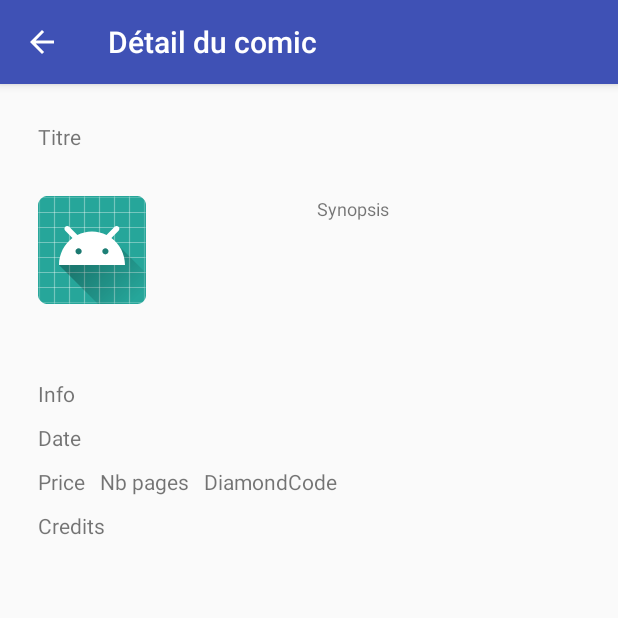
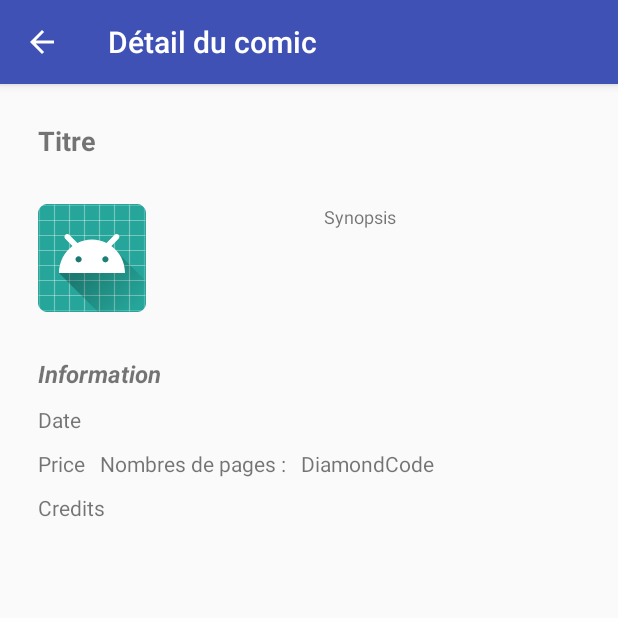
Before and after one commit to Epye/Comics_Project, an Android app: the ComicDetailsActivity screen opened directly, with no data from a screen before it, on a phone screen of 412 x 824 dp, the top half of it. Run offline under Robolectric (Android 15) with nearby library versions, the phone set to English and light mode, and no system bars; our stand-ins replace Picasso; 9 statements that could not run were skipped.

Commit message:
[FEAT] Improve Material Design

```diff
--- a/app/src/main/java/nicolas/quillon/iem/gestion_comics/Presenter/DetailsPresenter.java
+++ b/app/src/main/java/nicolas/quillon/iem/gestion_comics/Presenter/DetailsPresenter.java
@@ -3,10 +3,6 @@ package nicolas.quillon.iem.gestion_comics.Presenter;
 import android.content.Context;
 import android.os.Build;
 import android.support.annotation.RequiresApi;
-
-import java.text.SimpleDateFormat;
-import java.util.Calendar;
-import java.util.Date;
 
 import nicolas.quillon.iem.gestion_comics.ComicsApplication;
 import nicolas.quillon.iem.gestion_comics.Modele.pojo.Comic;
@@ -45,7 +41,7 @@ public class DetailsPresenter{
     }
 
     public String getnbPageComic(){
-        return "Nb pages : " + Integer.toString(comic.getPageCount());
+        return "Nombres de pages : " + Integer.toString(comic.getPageCount());
     }
 
     public String getDiamondComic(){
--- a/app/src/main/java/nicolas/quillon/iem/gestion_comics/Presenter/MainPresenter.java
+++ b/app/src/main/java/nicolas/quillon/iem/gestion_comics/Presenter/MainPresenter.java
@@ -6,8 +6,6 @@ import android.support.annotation.RequiresApi;
 
 import nicolas.quillon.iem.gestion_comics.ComicsApplication;
 import nicolas.quillon.iem.gestion_comics.Modele.pojo.Comics;
-import nicolas.quillon.iem.gestion_comics.ui.Composition.ErrorModule;
-import nicolas.quillon.iem.gestion_comics.ui.Composition.ErrorModuleSnackbarImpl;
 import nicolas.quillon.iem.gestion_comics.ui.Vue.ListAdapterComics;
 
 /**
--- a/app/src/main/java/nicolas/quillon/iem/gestion_comics/ui/Vue/ComicDetailsActivity.java
+++ b/app/src/main/java/nicolas/quillon/iem/gestion_comics/ui/Vue/ComicDetailsActivity.java
@@ -66,7 +66,7 @@ public class ComicDetailsActivity extends AppCompatActivity implements DetailsVi
         textViewCredit.setText(detailsPresenter.getCreditComic());
 
         imageViewComic = (ImageView) findViewById(R.id.imageViewComic);
-        Picasso.with(this).load(detailsPresenter.getImageComic()).into(imageViewComic);
+        Picasso.with(this).load(detailsPresenter.getImageComic()).resize(240, 350).into(imageViewComic);
 
 
     }
--- a/app/src/main/java/nicolas/quillon/iem/gestion_comics/ui/Vue/ListAdapterComics.java
+++ b/app/src/main/java/nicolas/quillon/iem/gestion_comics/ui/Vue/ListAdapterComics.java
@@ -10,8 +10,6 @@ import android.widget.ImageView;
 import android.widget.TextView;
 import com.squareup.picasso.Picasso;
 
-import java.util.Calendar;
-import java.util.Date;
 import java.util.List;
 
 import nicolas.quillon.iem.gestion_comics.Modele.pojo.Comic;
@@ -58,9 +56,9 @@ public class ListAdapterComics extends ArrayAdapter<Comic> {
         viewHolder.textViewTitle.setText(comic.getTitle());
 
         viewHolder.textViewDate.setText(comic.getDate());
-        viewHolder.textViewNumbersPages.setText(""+comic.getPageCount());
+        viewHolder.textViewNumbersPages.setText(""+comic.getPageCount() + " pages" );
 
-        Picasso.with(context).load(comic.getImage()).into(viewHolder.imageViewComic);
+        Picasso.with(context).load(comic.getImage()).resize(250, 350).into(viewHolder.imageViewComic);
 
         return pConvertView;
 
--- a/app/src/main/res/layout/activity_comic_details.xml
+++ b/app/src/main/res/layout/activity_comic_details.xml
@@ -6,6 +6,16 @@
     android:layout_margin="25dp"
     xmlns:app="http://schemas.android.com/apk/res-auto"
     xmlns:tools="http://schemas.android.com/tools">
+
+    <ScrollView
+        android:layout_width="match_parent"
+        android:layout_height="match_parent">
+
+        <android.support.constraint.ConstraintLayout
+            xmlns:android="http://schemas.android.com/apk/res/android"
+            android:layout_width="match_parent"
+            android:layout_height="match_parent"
+            xmlns:app="http://schemas.android.com/apk/res-auto">
 
         <android.support.constraint.Guideline
             android:id="@+id/guideline"
@@ -19,13 +29,14 @@
                 android:layout_width="wrap_content"
                 android:layout_height="wrap_content"
                 android:text="@string/titre"
-        />
+                android:textSize="18sp"
+                android:textStyle="bold" />
 
         <ImageView
             android:id="@+id/imageViewComic"
             android:layout_width="wrap_content"
-        android:maxHeight="300dp"
-        android:maxWidth="150dp"
+            android:maxHeight="250dp"
+            android:maxWidth="350dp"
             android:layout_height="wrap_content"
             android:layout_marginTop="30dp"
             app:layout_constraintTop_toBottomOf="@+id/textViewTitre"
@@ -36,22 +47,24 @@
             android:id="@+id/Synopsis"
             android:layout_width="wrap_content"
             android:layout_height="wrap_content"
-        android:layout_marginLeft="5dp"
-        android:textSize="12dp"
+            android:layout_marginLeft="10dp"
             android:maxWidth="150dp"
             android:text="@string/synopsis"
-        app:layout_constraintTop_toTopOf="@+id/imageViewComic"
+            android:textAlignment="viewStart"
+            android:textSize="12dp"
             app:layout_constraintLeft_toLeftOf="@+id/guideline"
-        />
+            app:layout_constraintTop_toTopOf="@+id/imageViewComic" />
 
             <TextView
                 android:id="@+id/textViewInfo"
                 android:layout_width="match_parent"
                 android:layout_height="wrap_content"
-        android:layout_marginTop="50dp"
+                android:layout_marginTop="30dp"
                 android:text="@string/info"
+                android:textSize="16sp"
+                android:textStyle="bold|italic"
                 app:layout_constraintLeft_toLeftOf="@+id/textViewTitre"
-        app:layout_constraintTop_toBottomOf="@id/imageViewComic"/>
+                app:layout_constraintTop_toBottomOf="@id/imageViewComic" />
 
         <TextView
             android:id="@+id/textViewDate"
@@ -91,9 +104,13 @@
                 android:id="@+id/textViewCredit"
                 android:layout_width="match_parent"
                 android:layout_height="wrap_content"
+                android:layout_marginTop="10dp"
                 android:text="@string/credits"
-        android:layout_marginTop="10dp"
                 app:layout_constraintLeft_toLeftOf="@id/textViewTitre"
-        app:layout_constraintTop_toBottomOf="@id/textViewDiamondCode"/>
+                app:layout_constraintTop_toBottomOf="@id/textViewDiamondCode" />
 
         </android.support.constraint.ConstraintLayout>
+
+    </ScrollView>
+
+</android.support.constraint.ConstraintLayout>
--- a/app/src/main/res/values/strings.xml
+++ b/app/src/main/res/values/strings.xml
@@ -5,9 +5,9 @@
     <string name="jour">Jour</string>
     <string name="numero">N°</string>
     <string name="date">Date</string>
-    <string name="nbPages">Nb pages</string>
+    <string name="nbPages">Nombres de pages : </string>
     <string name="synopsis">Synopsis</string>
-    <string name="info">Info</string>
+    <string name="info">Information</string>
     <string name="price">Price</string>
     <string name="diamondcode">DiamondCode</string>
     <string name="credits">Credits</string>
```
Also changed, not shown: app/src/main/java/nicolas/quillon/iem/gestion_comics/Modele/manager/JSONManager.java (+0 -8 lines), app/src/main/res/layout/activity_list_adapter_comics.xml (+5 -3 lines). Lines whose indentation alone changed are shown as unchanged.
